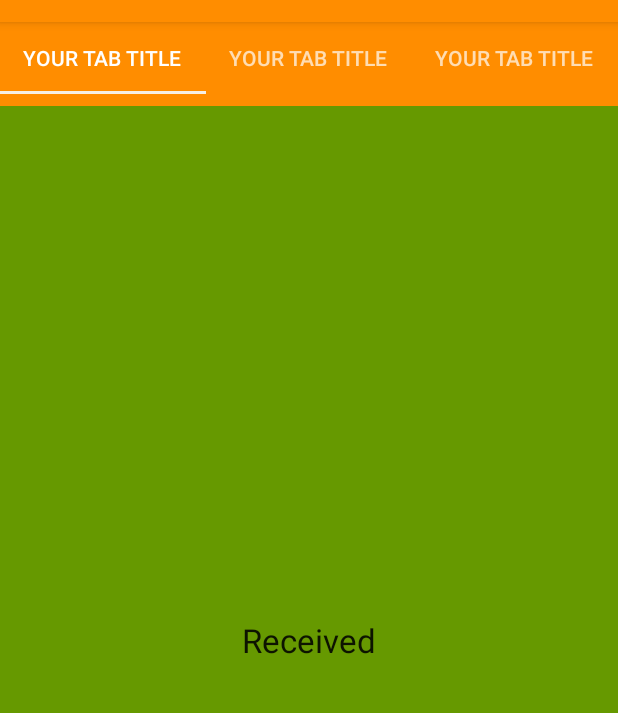
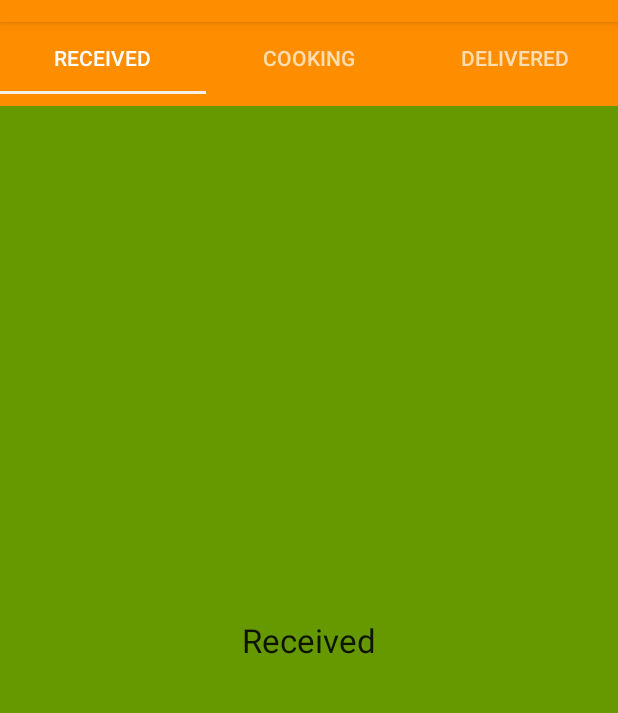
Before and after one commit to puja-65/CanteenMangmnt, an Android app: the AdmHome screen opened directly, with no data from a screen before it, on a phone screen of 412 x 824 dp, the part 62-775 px from its top. Run offline under Robolectric (Android 15) with nearby library versions, the phone set to English and light mode, and no system bars.

Commit message:
admin changes
admin changes

```diff
--- a/PoddarCanteen/app/src/main/java/com/example/user/poddarcanteen/AdmHome.java
+++ b/PoddarCanteen/app/src/main/java/com/example/user/poddarcanteen/AdmHome.java
@@ -57,19 +57,14 @@ public class AdmHome extends AppCompatActivity implements TabLayout.OnTabSelecte
 
         });
 
-//        setContentView(R.layout.activity_main);
-
-        //Adding toolbar to the activity
-//        Toolbar toolbar = (Toolbar) findViewById(R.id.toolbar);
-//        setSupportActionBar(toolbar);
 
         //Initializing the tablayout
         tabLayout = (TabLayout) findViewById(R.id.tabLayout);
 
         //Adding the tabs using addTab() method
-        tabLayout.addTab(tabLayout.newTab().setText("Your Tab Title"));
-        tabLayout.addTab(tabLayout.newTab().setText("Your Tab Title"));
-        tabLayout.addTab(tabLayout.newTab().setText("Your Tab Title"));
+        tabLayout.addTab(tabLayout.newTab().setText("Received"));
+        tabLayout.addTab(tabLayout.newTab().setText("Cooking"));
+        tabLayout.addTab(tabLayout.newTab().setText("Delivered"));
         tabLayout.setTabGravity(TabLayout.GRAVITY_FILL);
 
         //Initializing viewPager
--- a/PoddarCanteen/app/src/main/java/com/example/user/poddarcanteen/LogIn.java
+++ b/PoddarCanteen/app/src/main/java/com/example/user/poddarcanteen/LogIn.java
@@ -46,7 +46,7 @@ public class LogIn extends AppCompatActivity {
     @Override
     public void onCreate(Bundle savedInstanceState) {
         super.onCreate(savedInstanceState);
-//        getSupportActionBar().hide(); //<< this
+        getSupportActionBar().hide(); //<< this
 
         setContentView(R.layout.activity_log_in);
         _emailText = findViewById(R.id.email_Input);
--- a/PoddarCanteen/app/src/main/res/layout/activity_adm_home.xml
+++ b/PoddarCanteen/app/src/main/res/layout/activity_adm_home.xml
@@ -7,6 +7,13 @@
     android:layout_height="match_parent"
     tools:context="com.example.user.poddarcanteen.AdmHome"
     android:background="@android:color/holo_green_dark">
+    <android.support.design.widget.NavigationView
+        android:layout_width="wrap_content"
+        android:layout_height="match_parent"
+        app:menu="@menu/menu_navigation"
+        android:layout_gravity="start"
+        android:id="@+id/nv">
+    </android.support.design.widget.NavigationView>
 
     <LinearLayout
         android:id="@+id/main_layout"
@@ -16,7 +23,7 @@
         xmlns:tools="http://schemas.android.com/tools"
         android:layout_width="match_parent"
         android:layout_height="match_parent"
-        tools:context=".MainActivity">
+        tools:context=".activity-adm-home">
 
 
         <!-- our tablayout to display tabs  -->
@@ -36,15 +43,7 @@
 
     </LinearLayout>
 
-    <android.support.design.widget.NavigationView
-        android:layout_width="wrap_content"
-        android:layout_height="match_parent"
-        app:menu="@menu/menu_navigation"
-        android:layout_gravity="start"
-        app:headerLayout="@layout/navigation_header"
-        android:id="@+id/nv">
 
-    </android.support.design.widget.NavigationView>
 
 
 
--- a/PoddarCanteen/app/src/main/res/layout/navigation_header.xml
+++ b/PoddarCanteen/app/src/main/res/layout/navigation_header.xml
@@ -1,7 +1,7 @@
 <?xml version="1.0" encoding="utf-8"?>
 <LinearLayout xmlns:android="http://schemas.android.com/apk/res/android"
     android:orientation="vertical" android:layout_width="match_parent"
-    android:layout_height="130dp"
+    android:layout_height="0dp"
     android:background="@android:color/black">
 
 </LinearLayout>
```
